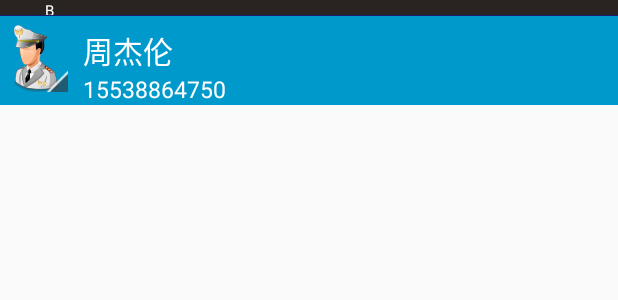
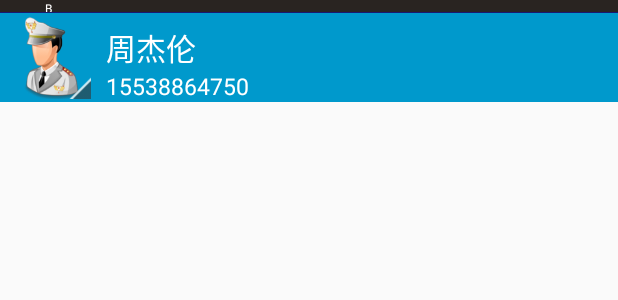
Before and after one commit to limiaomaster/MyFirstApp, an Android app: the layout item3.xml on its own in the app's theme, with its tools: preview values and no code run, on a phone screen of 412 x 824 dp. Shown: the top 300 px of the screen. Run offline under Robolectric (Android 15) with nearby library versions, the phone set to English and light mode, and no system bars.

Commit message:
修复了不显示头像的问题，原因是fragment3里面忘记给contactBean赋值contactId了。

```diff
--- a/app/src/main/java/cn/edu/cdut/myfirstapp/Adapter/DialAdapter.java
+++ b/app/src/main/java/cn/edu/cdut/myfirstapp/Adapter/DialAdapter.java
@@ -66,10 +66,10 @@ public class DialAdapter extends BaseAdapter {
         CallLogBean callLogBean = list.get(position);
         switch (callLogBean.getType()) {
             case 1: // 来电:1，
-                holder.call_type.setBackgroundResource(R.drawable.ic_calllog_outgoing_nomal);
+                holder.call_type.setBackgroundResource(R.drawable.ic_calllog_incomming_normal);
                 break;
             case 2://   拨出:2,
-                holder.call_type.setBackgroundResource(R.drawable.ic_calllog_incomming_normal);
+                holder.call_type.setBackgroundResource(R.drawable.ic_calllog_outgoing_nomal);
                 break;
             case 3://   未接:3
                 holder.call_type.setBackgroundResource(R.drawable.ic_calllog_missed_normal);
--- a/app/src/main/res/layout/item3.xml
+++ b/app/src/main/res/layout/item3.xml
@@ -7,9 +7,9 @@
     <TextView
         android:id="@+id/tv_firstLetter"
         android:layout_width="fill_parent"
-        android:layout_height="10dp"
+        android:layout_height="8dp"
         android:text="B"
-        android:textSize="10sp"
+        android:textSize="8sp"
         android:paddingLeft="30dp"
         android:textColor="@color/white"
         android:background="@color/nice_black"
@@ -24,12 +24,13 @@
     <!-- 联系人头像 -->
     <QuickContactBadge
         android:id="@+id/qcb_img"
-        android:layout_width="45dp"
-        android:layout_height="45dp"
+        android:layout_width="55dp"
+        android:layout_height="55dp"
         android:layout_alignParentStart="true"
         android:layout_below="@+id/tv_marginTop"
-        android:layout_marginBottom="5dip"
-        android:layout_marginTop="5dip"
+        android:layout_marginTop="2dp"
+        android:layout_marginBottom="2dp"
+        android:layout_marginLeft="5dp"
         android:src="@drawable/touxiang" />
 
     <!--名字-->
```
Also changed, not shown: app/src/main/java/cn/edu/cdut/myfirstapp/Adapter/ContactListAdapter.java (+8 -3 lines), app/src/main/java/cn/edu/cdut/myfirstapp/Fragment/Fragment3.java (+9 -6 lines), app/src/main/res/drawable-hdpi/gg.png (added).
